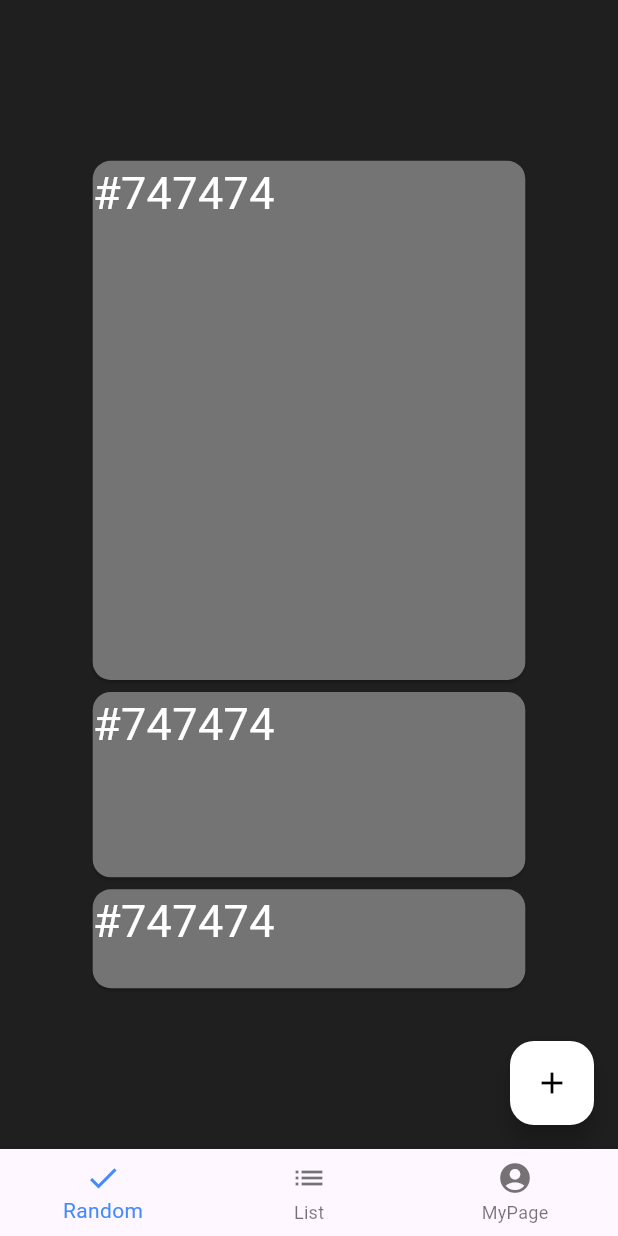
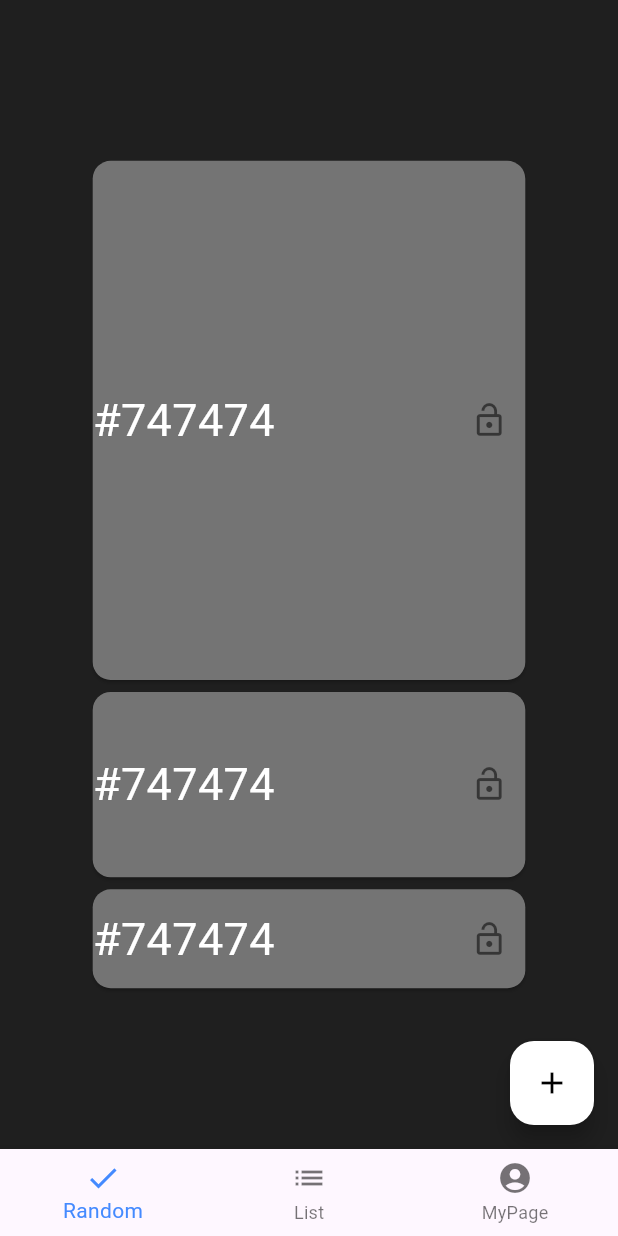
Before and after one commit to kato-desu/nuance, a Flutter app: the screen it shows after launch, on a phone screen of 412 x 824 dp. Run offline on Flutter 3.47's test engine with Material 3 defaults, Android fonts, the light colour scheme and no system bars; our stand-ins replace flutter_riverpod, riverpod_annotation; generated files the repository leaves out were written again.

Commit message:
[Add] 色固定アイコンを実装。固定機能自体は未実装。

```diff
--- a/lib/presentation/widgets/random_card.dart
+++ b/lib/presentation/widgets/random_card.dart
@@ -2,16 +2,18 @@ import 'package:flutter/material.dart';
 import '../../domain/features/tohex.dart';
 
 class RandomCard extends StatefulWidget {
- // RandomCard({super.key, required this.random_color, required this.h});
+  // RandomCard({super.key, required this.random_color, required this.h});
   final Color random_color; //受け取る変数の定義
   final double h;
-  RandomCard(this.random_color,this.h);//コンストラクタの定義
+  RandomCard(this.random_color, this.h); //コンストラクタの定義
 
   @override
   State<RandomCard> createState() => _RandomCardState();
 }
 
 class _RandomCardState extends State<RandomCard> {
+  bool selected = false; //色固定ボタンのステータス管理用
+
   @override
   Widget build(BuildContext context) {
     double screenWidth = MediaQuery.of(context).size.width; //画面横幅習得
@@ -27,8 +29,24 @@ class _RandomCardState extends State<RandomCard> {
         child: SizedBox(
           width: screenWidth * 0.7,
           height: screenHeight * widget.h, //高さを各々指定
-          child: Text('$random_code', //各々の色コードを指定
-              style: TextStyle(fontSize: 30.0, color: Colors.white)),
+          child: Row(children: <Widget>[
+            Text('$random_code', //各々の色コードを指定
+                style: TextStyle(fontSize: 30.0, color: Colors.white)),
+            Expanded(child: SizedBox()), //余白でアイコンを右に追いやる
+            IconButton(
+              icon: Icon(Icons.lock_open,
+                  color: Color.fromARGB(137, 0, 0, 0), size: 25),
+              onPressed: () {
+                // ボタンが押された際の動作を記述する
+                setState(() {
+                  selected = !selected;
+                });
+              },
+              isSelected: selected,
+              selectedIcon: Icon(Icons.lock,
+                  color: Color.fromARGB(137, 0, 0, 0), size: 25),
+            ),
+          ]),
         ),
       ),
     );
```
